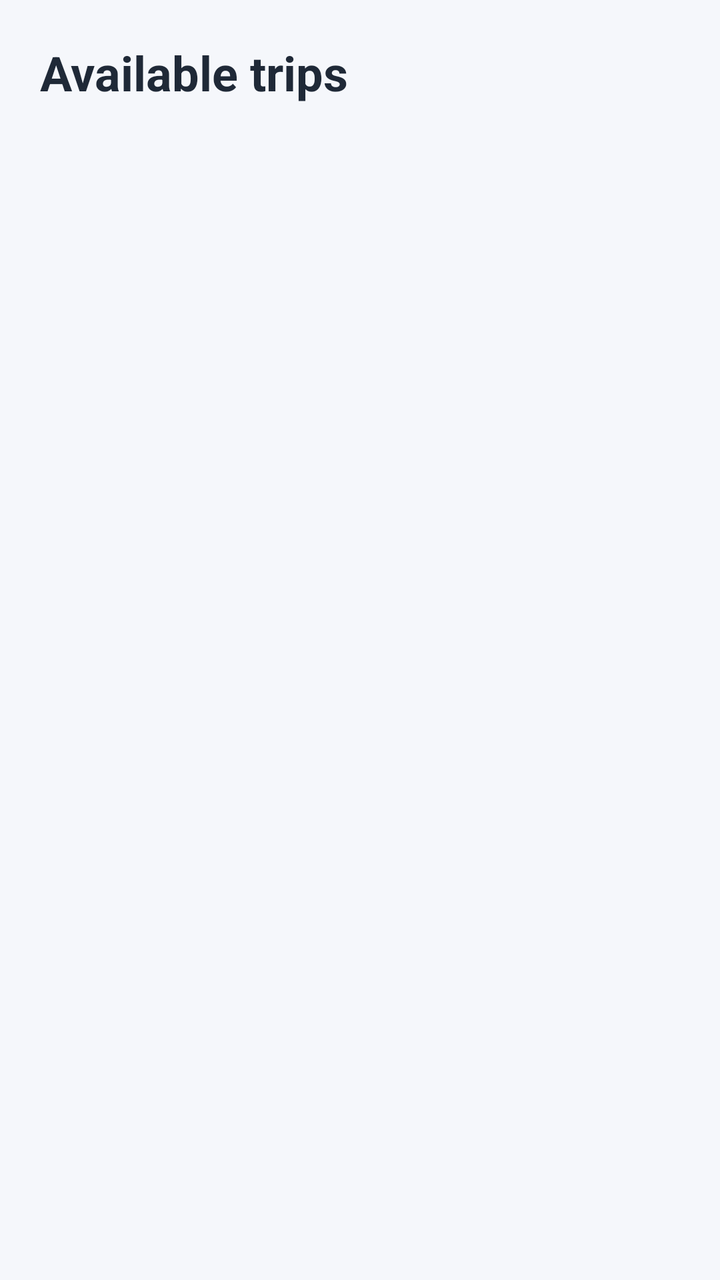
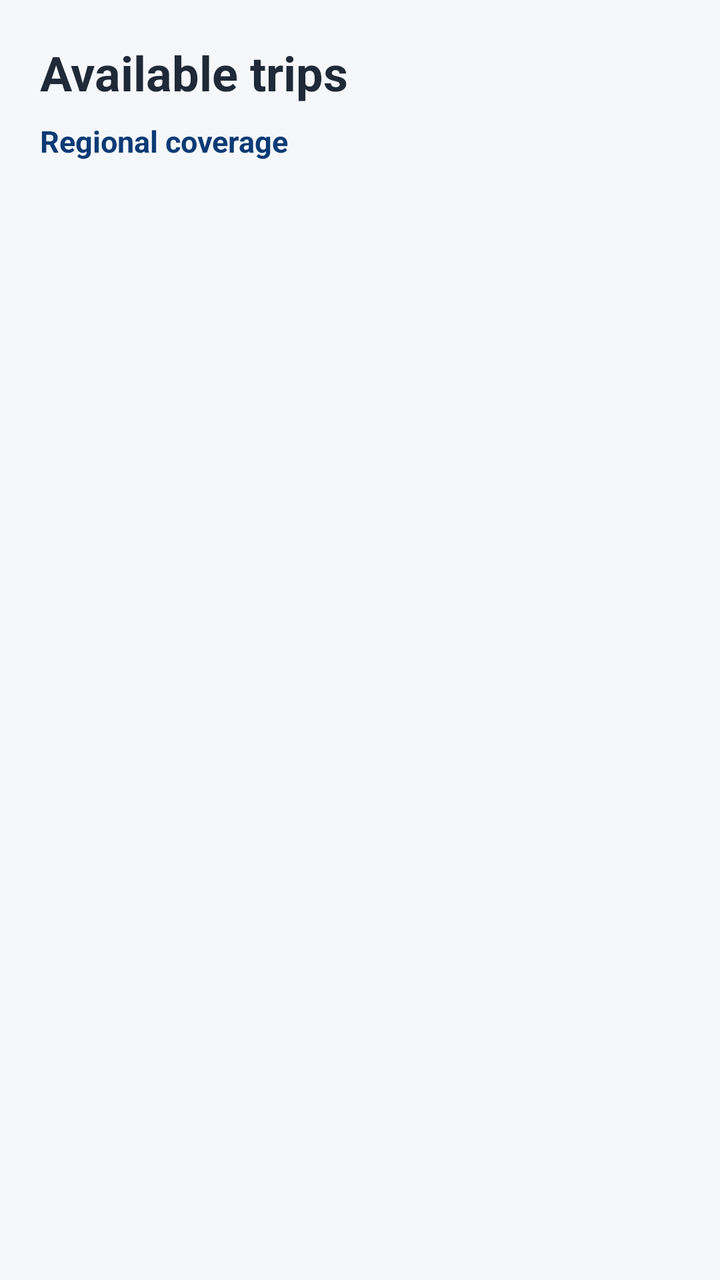

An Android layout rendered at two revisions. The XML below is the earlier revision; the diff shows what the commit changed to produce the second picture.
<!-- AndroidManifest.xml: application theme Theme.GuangzhouBusTicketing -->
<!-- res/layout/activity_route_results.xml -->
<?xml version="1.0" encoding="utf-8"?>
<ScrollView xmlns:android="http://schemas.android.com/apk/res/android"
    xmlns:app="http://schemas.android.com/apk/res-auto"
    android:layout_width="match_parent"
    android:layout_height="match_parent"
    android:background="@color/bg_light"
    android:fillViewport="true">

    <LinearLayout
        android:layout_width="match_parent"
        android:layout_height="wrap_content"
        android:orientation="vertical"
        android:padding="20dp">

        <TextView
            android:id="@+id/routeTitle"
            android:layout_width="wrap_content"
            android:layout_height="wrap_content"
            android:layout_marginBottom="14dp"
            android:text="Available trips"
            android:textColor="@color/text_primary"
            android:textSize="24sp"
            android:textStyle="bold" />

        <LinearLayout
            android:id="@+id/routeResultsContainer"
            android:layout_width="match_parent"
            android:layout_height="wrap_content"
            android:orientation="vertical" />
    </LinearLayout>
</ScrollView>
<!-- resources referenced by this layout -->
<resources>
  <color name="bg_light">#F5F7FB</color>
  <color name="text_primary">#1F2937</color>
  <style name="Theme.GuangzhouBusTicketing" parent="Theme.Material3.DayNight.NoActionBar">
          <item name="colorPrimary">@color/primary_blue</item>
          <item name="colorPrimaryVariant">@color/primary_dark</item>
          <item name="colorSecondary">@color/accent_orange</item>
          <item name="android:statusBarColor">@color/primary_dark</item>
          <item name="android:navigationBarColor">@color/primary_dark</item>
          <item name="android:windowBackground">@color/bg_light</item>
      </style>
  <color name="primary_blue">#0D6EFD</color>
  <color name="primary_dark">#0B3B75</color>
  <color name="accent_orange">#FF7A00</color>
</resources>

<!-- the commit's change to res/layout/activity_route_results.xml (unified diff, before → after) -->
@@ -16,10 +16,20 @@
             android:id="@+id/routeTitle"
             android:layout_width="wrap_content"
             android:layout_height="wrap_content"
-            android:layout_marginBottom="14dp"
+            android:layout_marginBottom="8dp"
             android:text="Available trips"
             android:textColor="@color/text_primary"
             android:textSize="24sp"
+            android:textStyle="bold" />
+
+        <TextView
+            android:id="@+id/regionLabel"
+            android:layout_width="wrap_content"
+            android:layout_height="wrap_content"
+            android:layout_marginBottom="14dp"
+            android:text="Regional coverage"
+            android:textColor="@color/primary_dark"
+            android:textSize="15sp"
             android:textStyle="bold" />
 
         <LinearLayout
<!-- resource entries referenced after the edit -->
@@ -1,6 +1,7 @@
 <!-- resources referenced by this layout -->
 <resources>
   <color name="bg_light">#F5F7FB</color>
+  <color name="primary_dark">#0B3B75</color>
   <color name="text_primary">#1F2937</color>
   <style name="Theme.GuangzhouBusTicketing" parent="Theme.Material3.DayNight.NoActionBar">
           <item name="colorPrimary">@color/primary_blue</item>
@@ -11,7 +12,6 @@
           <item name="android:windowBackground">@color/bg_light</item>
       </style>
   <color name="primary_blue">#0D6EFD</color>
-  <color name="primary_dark">#0B3B75</color>
   <color name="accent_orange">#FF7A00</color>
 </resources>
 
